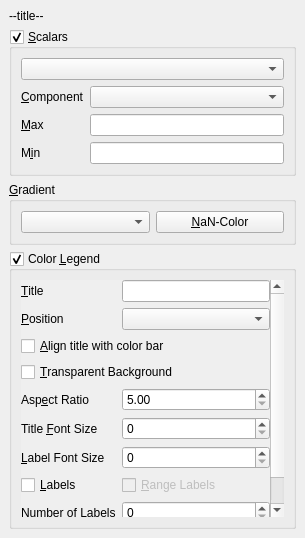
Qt form gui/visualization_config/ColorMappingChooser.ui (kateyy/geohazardvis) before a commit.
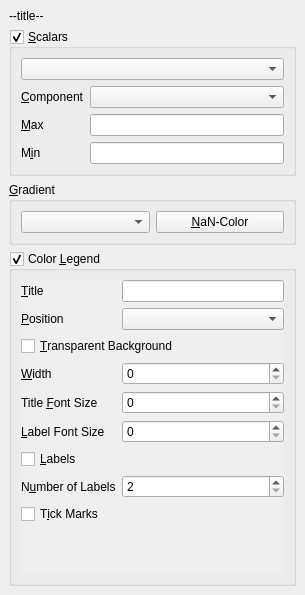
The same form after that commit. Custom widgets are drawn as their Qt base class.

What changed in the file:
```diff
--- a/gui/visualization_config/ColorMappingChooser.ui
+++ b/gui/visualization_config/ColorMappingChooser.ui
@@ -7,7 +7,7 @@
     <x>0</x>
     <y>0</y>
     <width>305</width>
-    <height>538</height>
+    <height>595</height>
    </rect>
   </property>
   <property name="windowTitle">
@@ -138,8 +138,8 @@
            <rect>
             <x>0</x>
             <y>0</y>
-            <width>267</width>
-            <height>251</height>
+            <width>259</width>
+            <height>253</height>
            </rect>
           </property>
           <layout class="QFormLayout" name="formLayout_3">
@@ -193,46 +193,26 @@
             </widget>
            </item>
            <item row="2" column="0" colspan="2">
-            <widget class="QCheckBox" name="legendAlignTitleCheckBox">
-             <property name="sizePolicy">
-              <sizepolicy hsizetype="Minimum" vsizetype="Fixed">
-               <horstretch>0</horstretch>
-               <verstretch>0</verstretch>
-              </sizepolicy>
-             </property>
-             <property name="text">
-              <string>&amp;Align title with color bar</string>
-             </property>
-            </widget>
-           </item>
-           <item row="3" column="0" colspan="2">
             <widget class="QCheckBox" name="legendTransparentBackground">
              <property name="text">
               <string>&amp;Transparent Background</string>
              </property>
             </widget>
            </item>
-           <item row="4" column="0">
+           <item row="3" column="0">
             <widget class="QLabel" name="label_6">
              <property name="text">
-              <string>Asp&amp;ect Ratio</string>
+              <string>&amp;Width</string>
              </property>
              <property name="buddy">
-              <cstring>legendAspectRatio</cstring>
+              <cstring>legendWidthSpinBox</cstring>
              </property>
             </widget>
            </item>
-           <item row="4" column="1">
-            <widget class="QDoubleSpinBox" name="legendAspectRatio">
-             <property name="minimum">
-              <double>5.000000000000000</double>
-             </property>
-             <property name="maximum">
-              <double>100.000000000000000</double>
-             </property>
-            </widget>
+           <item row="3" column="1">
+            <widget class="QSpinBox" name="legendWidthSpinBox"/>
            </item>
-           <item row="5" column="0">
+           <item row="4" column="0">
             <widget class="QLabel" name="label_2">
              <property name="text">
               <string>Title &amp;Font Size</string>
@@ -242,10 +222,10 @@
              </property>
             </widget>
            </item>
-           <item row="5" column="1">
+           <item row="4" column="1">
             <widget class="QSpinBox" name="legendTitleFontSize"/>
            </item>
-           <item row="6" column="0">
+           <item row="5" column="0">
             <widget class="QLabel" name="label">
              <property name="text">
               <string>&amp;Label Font Size</string>
@@ -255,27 +235,17 @@
              </property>
             </widget>
            </item>
-           <item row="6" column="1">
+           <item row="5" column="1">
             <widget class="QSpinBox" name="legendLabelFontSize"/>
            </item>
-           <item row="7" column="0">
+           <item row="6" column="0">
             <widget class="QCheckBox" name="legendTickLabelsCheckBox">
              <property name="text">
               <string>&amp;Labels</string>
              </property>
             </widget>
            </item>
-           <item row="7" column="1">
-            <widget class="QCheckBox" name="legendRangeLabelsCheckBox">
-             <property name="enabled">
-              <bool>false</bool>
-             </property>
-             <property name="text">
-              <string>&amp;Range Labels</string>
-             </property>
-            </widget>
-           </item>
-           <item row="8" column="0">
+           <item row="7" column="0">
             <widget class="QLabel" name="label_5">
              <property name="text">
               <string>N&amp;umber of Labels</string>
@@ -285,30 +255,23 @@
              </property>
             </widget>
            </item>
-           <item row="8" column="1">
+           <item row="7" column="1">
             <widget class="QSpinBox" name="legendNumLabelsSpinBox">
+             <property name="minimum">
+              <number>2</number>
+             </property>
              <property name="maximum">
               <number>64</number>
              </property>
             </widget>
            </item>
-           <item row="9" column="0">
+           <item row="8" column="0">
             <widget class="QCheckBox" name="legendTickMarksCheckBox">
              <property name="text">
               <string>T&amp;ick Marks</string>
              </property>
             </widget>
            </item>
-           <item row="9" column="1">
-            <widget class="QCheckBox" name="legendSubTickMarksCheckBox">
-             <property name="enabled">
-              <bool>false</bool>
-             </property>
-             <property name="text">
-              <string>&amp;Sub-Tick Marks</string>
-             </property>
-            </widget>
-           </item>
           </layout>
          </widget>
         </widget>
```
Left out of the diff: 32 changed lines with no effect on the pictures.
